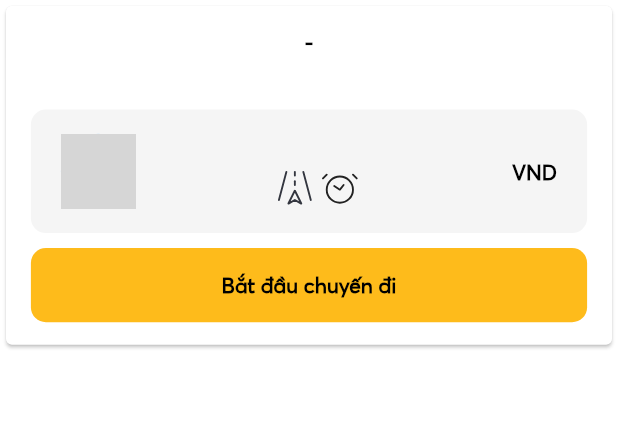
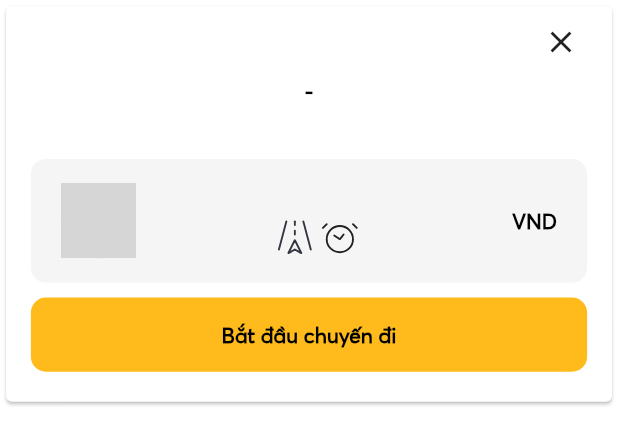
Before and after one commit to quanminh251102/together_we_go, a Flutter app: the BottomSheetDetail widget shown alone on an empty page, opened directly with empty values, on a phone screen of 412 x 824 dp. Shown: the top 445 px of the screen. Run offline on Flutter 3.47's test engine with Material 2 defaults, Android fonts, the phone set to English and light mode, and no system bars; our stand-ins replace auto_route, bloc, cached_network_image, cloud_firestore, dropdown_textfield, equatable and 18 more; missing offline and left inert: audio_session, cloudinary, flutter_custom_cards, flutter_login_facebook, flutter_map_directions, flutter_webrtc and 1 more; accounts and stored records are empty; network calls fail; grey boxes are pictures that could not be loaded.

Commit message:
Add Route between 2 Point in specific booking

```diff
--- a/lib/src/presentation/cubits/map/map/map_state.dart
+++ b/lib/src/presentation/cubits/map/map/map_state.dart
@@ -21,6 +21,19 @@ class MapLoadSuccess extends MapState {
   });
 }
 
+class MapShowDetail extends MapState {
+  final coordinates;
+  final LatLngBounds bounds;
+  final List<Marker> listMarkers;
+  final Booking book;
+  MapShowDetail({
+    required this.coordinates,
+    required this.bounds,
+    required this.listMarkers,
+    required this.book,
+  });
+}
+
 class SearchPlace extends MapState {}
 
 class MapLoadError extends MapState {}
--- a/lib/src/presentation/views/apply/widgets/apply_in_booking_item.dart
+++ b/lib/src/presentation/views/apply/widgets/apply_in_booking_item.dart
@@ -1,7 +1,5 @@
-import 'package:cached_network_image/cached_network_image.dart';
 import 'package:flutter/material.dart';
-import 'package:flutter/src/widgets/framework.dart';
-import 'package:flutter/src/widgets/placeholder.dart';
+
 import 'package:flutter_custom_cards/flutter_custom_cards.dart';
 import 'package:rating_dialog/rating_dialog.dart';
 
--- a/lib/src/presentation/views/booking/widget/bottom_sheet.dart
+++ /dev/null
@@ -1,139 +0,0 @@
-// ignore_for_file: public_member_api_docs, sort_constructors_first
-import 'package:flutter/material.dart';
-import 'package:flutter_svg/svg.dart';
-
-import '../../../../utils/constants/colors.dart';
-import '../../../models/booking.dart';
-import '../../apply/create_apply_page.dart';
-
-class BottomSheetDetail extends StatelessWidget {
-  final Booking book;
-  const BottomSheetDetail({
-    Key? key,
-    required this.book,
-  }) : super(key: key);
-
-  @override
-  Widget build(BuildContext context) {
-    return SizedBox(
-      width: MediaQuery.of(context).size.width,
-      child: Card(
-        clipBehavior: Clip.antiAlias,
-        child: Padding(
-          padding: const EdgeInsets.all(15),
-          child: Column(mainAxisSize: MainAxisSize.min, children: [
-            Text(
-              '${book.startPointMainText} - ${book.endPointMainText}',
-              style: const TextStyle(fontWeight: FontWeight.bold),
-            ),
-            const SizedBox(
-              height: 10,
-            ),
-            Text(
-              '${book.time}',
-              style: const TextStyle(fontWeight: FontWeight.bold),
-            ),
-            const SizedBox(
-              height: 10,
-            ),
-            Container(
-              height: MediaQuery.of(context).size.height * 0.1,
-              width: MediaQuery.of(context).size.width * 0.9,
-              decoration: BoxDecoration(
-                color: Colors.grey.withOpacity(0.1),
-                borderRadius: BorderRadius.circular(10),
-              ),
-              child: Padding(
-                padding:
-                    const EdgeInsets.symmetric(vertical: 10, horizontal: 20),
-                child: Row(
-                  mainAxisAlignment: MainAxisAlignment.spaceBetween,
-                  children: [
-                    CircleAvatar(
-                        radius: 25,
-                        backgroundImage: NetworkImage(book.authorAvatar)),
-                    Column(
-                      crossAxisAlignment: CrossAxisAlignment.start,
-                      mainAxisAlignment: MainAxisAlignment.center,
-                      children: [
-                        Text(
-                          book.authorName,
-                          style: const TextStyle(
-                              fontSize: 18, fontWeight: FontWeight.bold),
-                        ),
-                        Row(
-                          mainAxisAlignment: MainAxisAlignment.spaceBetween,
-                          children: [
-                            SvgPicture.asset(
-                              "assets/svg/distance.svg",
-                              height: 30,
-                            ),
-                            Text(
-                              book.distance,
-                              style: const TextStyle(
-                                fontSize: 14,
-                              ),
-                            ),
-                            SvgPicture.asset(
-                              "assets/svg/clock.svg",
-                              height: 30,
-                            ),
-                            Text(
-                              book.duration,
-                              style: const TextStyle(
-                                fontSize: 14,
-                              ),
-                            ),
-                          ],
-                        ),
-                      ],
-                    ),
-                    Row(
-                      children: [
-                        const SizedBox(
-                          width: 5,
-                        ),
-                        Text(
-                          '${book.price} VND',
-                          style: const TextStyle(
-                              fontSize: 14, fontWeight: FontWeight.bold),
-                        ),
-                      ],
-                    ),
-                  ],
-                ),
-              ),
-            ),
-            const SizedBox(
-              height: 10,
-            ),
-            Center(
-                child: GestureDetector(
-              onTap: () {
-                Navigator.of(context).push(
-                  MaterialPageRoute(
-                    builder: (context) => CreateApplyPage(booking: book),
-                  ),
-                );
-              },
-              child: Container(
-                decoration: BoxDecoration(
-                    color: AppColors.primaryColor,
-                    borderRadius: BorderRadius.circular(10)),
-                height: MediaQuery.of(context).size.height * 0.06,
-                width: MediaQuery.of(context).size.width * 0.9,
-                child: const Center(
-                  child: Text(
-                    'Bắt đầu chuyến đi',
-                    style: TextStyle(
-                        color: Colors.black, fontWeight: FontWeight.bold),
-                  ),
-                ),
-              ),
-            )),
-          ]),
-        ),
-      ),
-    );
-  }
-}
--- /dev/null
+++ b/lib/src/presentation/views/map_page/widget/bottom_sheet.dart
@@ -0,0 +1,154 @@
+// ignore_for_file: public_member_api_docs, sort_constructors_first
+import 'package:flutter/material.dart';
+import 'package:flutter_bloc/flutter_bloc.dart';
+import 'package:flutter_svg/svg.dart';
+
+import '../../../../utils/constants/colors.dart';
+import '../../../cubits/map/map/map_cubit.dart';
+import '../../../models/booking.dart';
+import '../../apply/create_apply_page.dart';
+
+class BottomSheetDetail extends StatelessWidget {
+  final Booking book;
+  const BottomSheetDetail({
+    Key? key,
+    required this.book,
+  }) : super(key: key);
+
+  @override
+  Widget build(BuildContext context) {
+    return Positioned(
+      bottom: 0,
+      child: SizedBox(
+        width: MediaQuery.of(context).size.width,
+        child: Card(
+          clipBehavior: Clip.antiAlias,
+          child: Padding(
+            padding: const EdgeInsets.only(bottom: 20, left: 10, right: 10),
+            child: Column(mainAxisSize: MainAxisSize.min, children: [
+              Row(
+                mainAxisAlignment: MainAxisAlignment.end,
+                children: [
+                  IconButton(
+                      onPressed: () {
+                        BlocProvider.of<MapCubit>(context).backtoInitial();
+                      },
+                      icon: const Icon(Icons.close_outlined)),
+                ],
+              ),
+              Text(
+                '${book.startPointMainText} - ${book.endPointMainText}',
+                style: const TextStyle(fontWeight: FontWeight.bold),
+              ),
+              const SizedBox(
+                height: 10,
+              ),
+              Text(
+                '${book.time}',
+                style: const TextStyle(fontWeight: FontWeight.bold),
+              ),
+              const SizedBox(
+                height: 10,
+              ),
+              Container(
+                height: MediaQuery.of(context).size.height * 0.1,
+                width: MediaQuery.of(context).size.width * 0.9,
+                decoration: BoxDecoration(
+                  color: Colors.grey.withOpacity(0.1),
+                  borderRadius: BorderRadius.circular(10),
+                ),
+                child: Padding(
+                  padding:
+                      const EdgeInsets.symmetric(vertical: 10, horizontal: 20),
+                  child: Row(
+                    mainAxisAlignment: MainAxisAlignment.spaceBetween,
+                    children: [
+                      CircleAvatar(
+                          radius: 25,
+                          backgroundImage: NetworkImage(book.authorAvatar)),
+                      Column(
+                        crossAxisAlignment: CrossAxisAlignment.start,
+                        mainAxisAlignment: MainAxisAlignment.center,
+                        children: [
+                          Text(
+                            book.authorName,
+                            style: const TextStyle(
+                                fontSize: 18, fontWeight: FontWeight.bold),
+                          ),
+                          Row(
+                            mainAxisAlignment: MainAxisAlignment.spaceBetween,
+                            children: [
+                              SvgPicture.asset(
+                                "assets/svg/distance.svg",
+                                height: 30,
+                              ),
+                              Text(
+                                book.distance,
+                                style: const TextStyle(
+                                  fontSize: 14,
+                                ),
+                              ),
+                              SvgPicture.asset(
+                                "assets/svg/clock.svg",
+                                height: 30,
+                              ),
+                              Text(
+                                book.duration,
+                                style: const TextStyle(
+                                  fontSize: 14,
+                                ),
+                              ),
+                            ],
+                          ),
+                        ],
+                      ),
+                      Row(
+                        children: [
+                          const SizedBox(
+                            width: 5,
+                          ),
+                          Text(
+                            '${book.price} VND',
+                            style: const TextStyle(
+                                fontSize: 14, fontWeight: FontWeight.bold),
+                          ),
+                        ],
+                      ),
+                    ],
+                  ),
+                ),
+              ),
+              const SizedBox(
+                height: 10,
+              ),
+              Center(
+                  child: GestureDetector(
+                onTap: () {
+                  Navigator.of(context).push(
+                    MaterialPageRoute(
+                      builder: (context) => CreateApplyPage(booking: book),
+                    ),
+                  );
+                },
+                child: Container(
+                  decoration: BoxDecoration(
+                      color: AppColors.primaryColor,
+                      borderRadius: BorderRadius.circular(10)),
+                  height: MediaQuery.of(context).size.height * 0.06,
+                  width: MediaQuery.of(context).size.width * 0.9,
+                  child: const Center(
+                    child: Text(
+                      'Bắt đầu chuyến đi',
+                      style: TextStyle(
+                          color: Colors.black, fontWeight: FontWeight.bold),
+                    ),
+                  ),
+                ),
+              )),
+            ]),
+          ),
+        ),
+      ),
+    );
+  }
+}
--- a/lib/src/presentation/views/profile_and_settings/profile_page.dart
+++ b/lib/src/presentation/views/profile_and_settings/profile_page.dart
@@ -1,5 +1,4 @@
 import 'package:flutter_bloc/flutter_bloc.dart';
-import 'package:flutter_custom_cards/flutter_custom_cards.dart';
 import 'package:image_picker/image_picker.dart';
 import 'package:cached_network_image/cached_network_image.dart';
 import 'package:flutter/material.dart';
@@ -13,7 +12,6 @@ import '../../services/image.dart';
 import '../../services/user.dart';
 import '../apply/my_apply_page.dart';
 import '../booking/my_booking_page.dart';
-import '../homepage/signin/widget/app_icon_button.dart';
 import 'my_reviews/my_reviews_page.dart';
 
 class ProfilePage extends StatefulWidget {
@@ -105,11 +103,11 @@ class _ProfilePageState extends State<ProfilePage> {
                     child: Column(
                       mainAxisSize: MainAxisSize.min,
                       children: [
-                        Icon(
+                        const Icon(
                           Icons.image,
                           size: 30,
                         ),
-                        Text('Thư viện')
+                        const Text('Thư viện')
                       ],
                     ),
                   ),
@@ -239,7 +237,7 @@ class _ProfilePageState extends State<ProfilePage> {
         //   trailing: Icon(Icons.keyboard_arrow_right),
         // ),
         ListTile(
-          leading: const Icon(Icons.lock_clock),
+          leading: const Icon(Icons.lock),
           title: const Text('Chính sách quyền riêng tư'),
           trailing: const Icon(Icons.keyboard_arrow_right),
           onTap: () {
@@ -247,35 +245,35 @@ class _ProfilePageState extends State<ProfilePage> {
           },
         ),
         ListTile(
-          leading: Icon(Icons.lock_clock),
-          title: Text('Bài đăng của tôi'),
-          trailing: Icon(Icons.keyboard_arrow_right),
+          leading: const Icon(Icons.book),
+          title: const Text('Bài đăng của tôi'),
+          trailing: const Icon(Icons.keyboard_arrow_right),
           onTap: () {
             Navigator.push(
               context,
-              MaterialPageRoute(builder: (context) => MyBookPage()),
+              MaterialPageRoute(builder: (context) => const MyBookPage()),
             );
           },
         ),
         ListTile(
-          leading: Icon(Icons.lock_clock),
-          title: Text('Apply của tôi'),
-          trailing: Icon(Icons.keyboard_arrow_right),
+          leading: const Icon(Icons.check),
+          title: const Text('Apply của tôi'),
+          trailing: const Icon(Icons.keyboard_arrow_right),
           onTap: () {
             Navigator.push(
               context,
-              MaterialPageRoute(builder: (context) => MyApplyPage()),
+              MaterialPageRoute(builder: (context) => const MyApplyPage()),
             );
           },
         ),
         ListTile(
-          leading: Icon(Icons.star_rate),
-          title: Text('Đánh giá đến tôi'),
-          trailing: Icon(Icons.keyboard_arrow_right),
+          leading: const Icon(Icons.star_rate),
+          title: const Text('Đánh giá'),
+          trailing: const Icon(Icons.keyboard_arrow_right),
           onTap: () {
             Navigator.push(
               context,
-              MaterialPageRoute(builder: (context) => MyReViewsPage()),
+              MaterialPageRoute(builder: (context) => const MyReViewsPage()),
             );
           },
         ),
--- a/pubspec.yaml
+++ b/pubspec.yaml
@@ -89,6 +89,7 @@ dependencies:
   rating_dialog: ^2.0.4
   flutter_map_location_marker: ^6.0.0
   flutter_rating_bar: ^4.0.1
+  flutter_map_directions: ^0.0.3
 
 dev_dependencies:
   flutter_test:
```
Also changed, not shown: lib/src/presentation/cubits/map/map/map_cubit.dart (+79 -66 lines), lib/src/presentation/views/booking/widget/list_booking_item.dart (+9 -9 lines), lib/src/presentation/views/map_page/search_place_screen.dart (+48 -14 lines), pubspec.lock.
